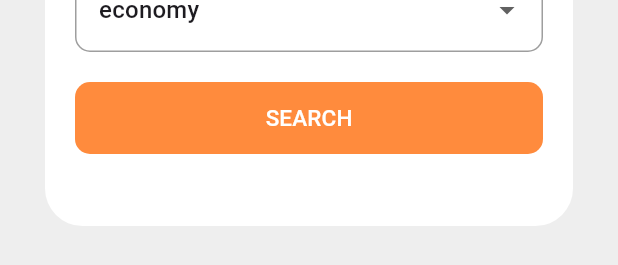
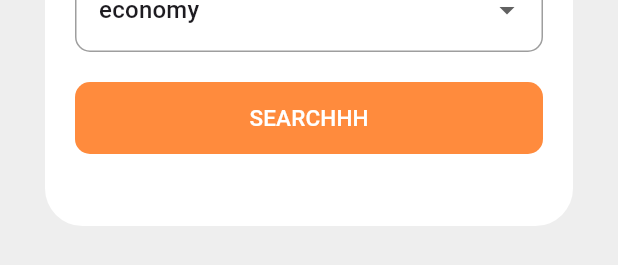
Before and after one commit to xmaherr/air_plane_mobile_app, a Flutter app: the SearchScreenModule widget shown alone on an empty page, opened directly, on a phone screen of 412 x 824 dp. Shown: the part 755-1020 px from the top of the screen. Run offline on Flutter 3.47's test engine with Material 3 defaults, Android fonts, the phone set to English and light mode, and no system bars; accounts and stored records are empty.

Commit message:
it is a commit

```diff
--- a/lib/layout/home_layout.dart
+++ b/lib/layout/home_layout.dart
@@ -440,7 +440,7 @@ class _HomeScreenLayoutState extends State<HomeScreenLayout> {
                       padding: const EdgeInsets.only(top: 20),
                       child: defaultButton(
                           function: () {},
-                          text: 'search',
+                          text: 'searchh',
                           background: const Color(0xFFFF8B3D),
                           radius: 10),
                     )
--- a/lib/modules/search_screen_module.dart
+++ b/lib/modules/search_screen_module.dart
@@ -449,7 +449,7 @@ class _SearchScreenModuleState extends State<SearchScreenModule> {
                             ),
                           );
                         },
-                        text: 'search',
+                        text: 'searchhh',
                         background: const Color(0xFFFF8B3D),
                         radius: 10),
                   )
```
